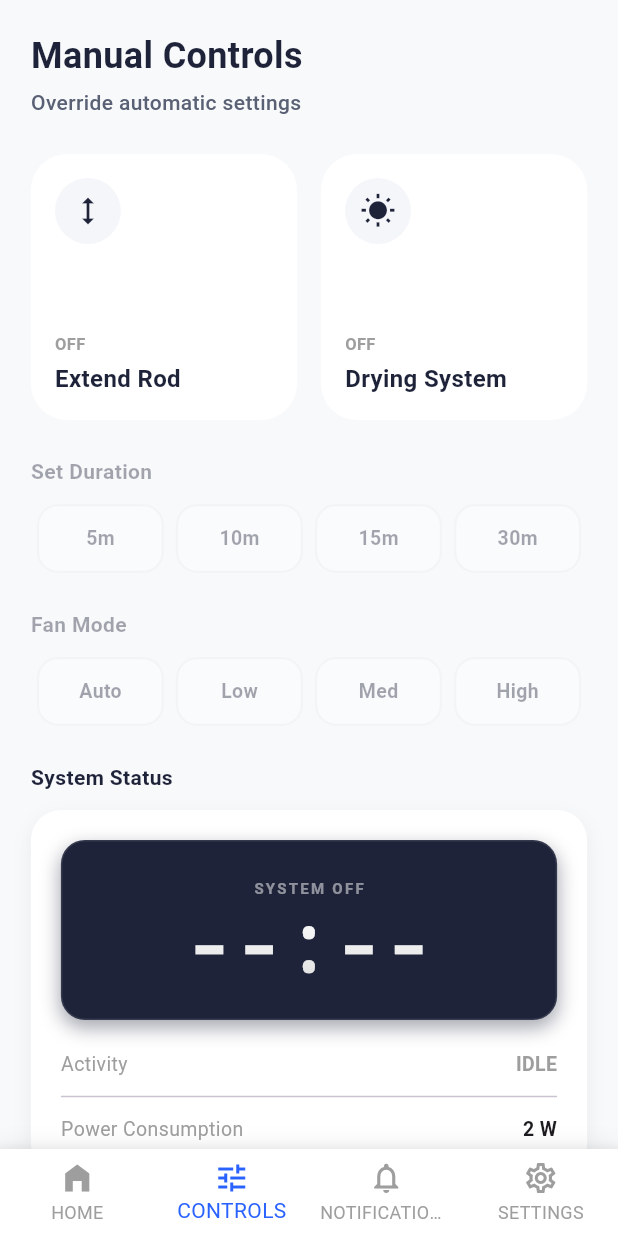
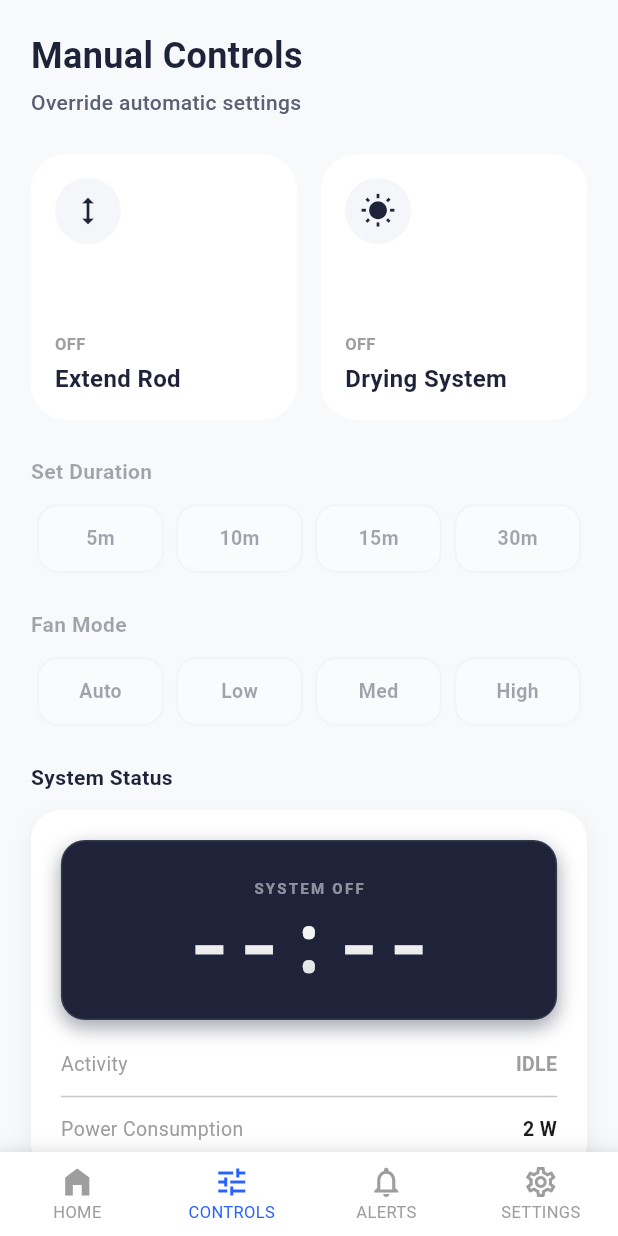
Before and after one commit to Alaric-Jeff/smart-rack-v2, a Flutter app: the HomeScreen screen opened directly, item 2 of the bottom bar chosen, on a phone screen of 412 x 824 dp. Run offline on Flutter 3.47's test engine with Material 3 defaults, Android fonts, the phone set to English and light mode, and no system bars; our stand-ins replace cloud_firestore, firebase_auth, firebase_core, google_sign_in, shared_preferences; accounts and stored records are empty; network calls fail.

Commit message:
fixed the nav bar

```diff
--- a/flutter_frontend/lib/home.dart
+++ b/flutter_frontend/lib/home.dart
@@ -48,19 +48,35 @@ class _HomeScreenState extends State<HomeScreen> {
         ),
         child: BottomNavigationBar(
           backgroundColor: Colors.white,
-          type: BottomNavigationBarType.fixed,
+          type: BottomNavigationBarType.fixed, // Ensures 4 items fit evenly
           selectedItemColor: const Color(0xFF2962FF),
           unselectedItemColor: Colors.grey,
           showUnselectedLabels: true,
+
+          // --- FIXED: Lock font size so text doesn't jump ---
+          selectedFontSize: 11,
+          unselectedFontSize: 11,
+
           currentIndex: _selectedIndex,
           onTap: (index) => setState(() => _selectedIndex = index),
           items: const [
-            BottomNavigationBarItem(icon: Icon(Icons.home_filled), label: "HOME"),
-            BottomNavigationBarItem(icon: Icon(Icons.tune), label: "CONTROLS"),
             BottomNavigationBarItem(
-                icon: Icon(Icons.notifications_outlined), label: "NOTIFICATIONS"),
+              icon: Icon(Icons.home_filled),
+              label: "HOME"
+            ),
             BottomNavigationBarItem(
-                icon: Icon(Icons.settings_outlined), label: "SETTINGS"),
+              icon: Icon(Icons.tune),
+              label: "CONTROLS"
+            ),
+            // --- FIXED: Shortened label for better alignment ---
+            BottomNavigationBarItem(
+              icon: Icon(Icons.notifications_outlined),
+              label: "ALERTS"
+            ),
+            BottomNavigationBarItem(
+              icon: Icon(Icons.settings_outlined),
+              label: "SETTINGS"
+            ),
           ],
         ),
       ),
@@ -110,10 +126,7 @@ class _DashboardContentState extends State<DashboardContent> {
   @override
   void initState() {
     super.initState();
-    // 1. Fetch REAL User Data immediately
     _fetchUserData();
-
-    // 2. Start FAKE Sensor Simulation
     _prefillHistory();
     _startSimulation();
   }
@@ -136,7 +149,6 @@ class _DashboardContentState extends State<DashboardContent> {
         Map<String, dynamic> data = doc.data() as Map<String, dynamic>;
 
         setState(() {
-          // Priority: Display Name -> First+Last -> First -> "User"
           if (data['displayName'] != null && data['displayName'].toString().isNotEmpty) {
             _userName = data['displayName'];
           } else if (data['firstName'] != null) {
@@ -148,7 +160,6 @@ class _DashboardContentState extends State<DashboardContent> {
           _userEmail = data['email'] ?? user.email ?? "No Email";
           _userProfileUrl = data['photoUrl'];
 
-          // Format Date
           if (data['createdAt'] != null) {
              DateTime date = (data['createdAt'] as Timestamp).toDate();
              _memberSince = "${_getMonthName(date.month)} ${date.year}";
@@ -320,7 +331,6 @@ class _DashboardContentState extends State<DashboardContent> {
                           children: [
                             _buildInfoRow(Icons.email_outlined, "EMAIL", _userEmail),
                             const Divider(height: 30),
-                            // --- REMOVED CONNECTED DEVICE ROW HERE ---
                             _buildInfoRow(Icons.phone_android, "USER ID", _deviceId),
                             const Divider(height: 30),
                             _buildInfoRow(Icons.calendar_today_outlined, "MEMBER SINCE", _memberSince),
```
